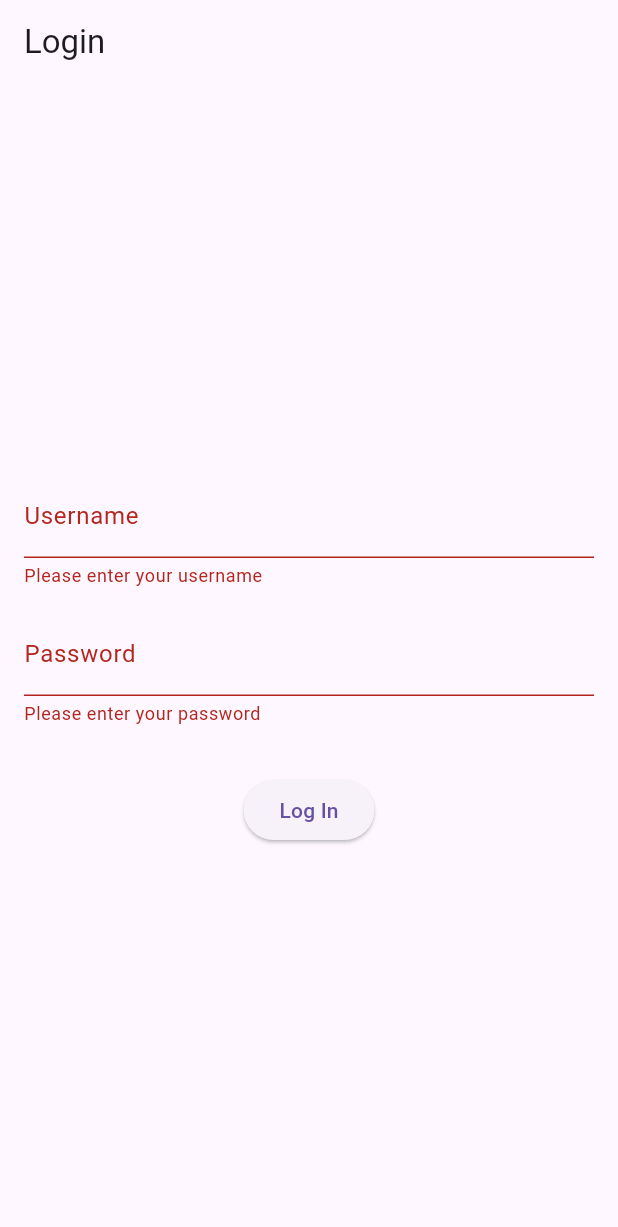
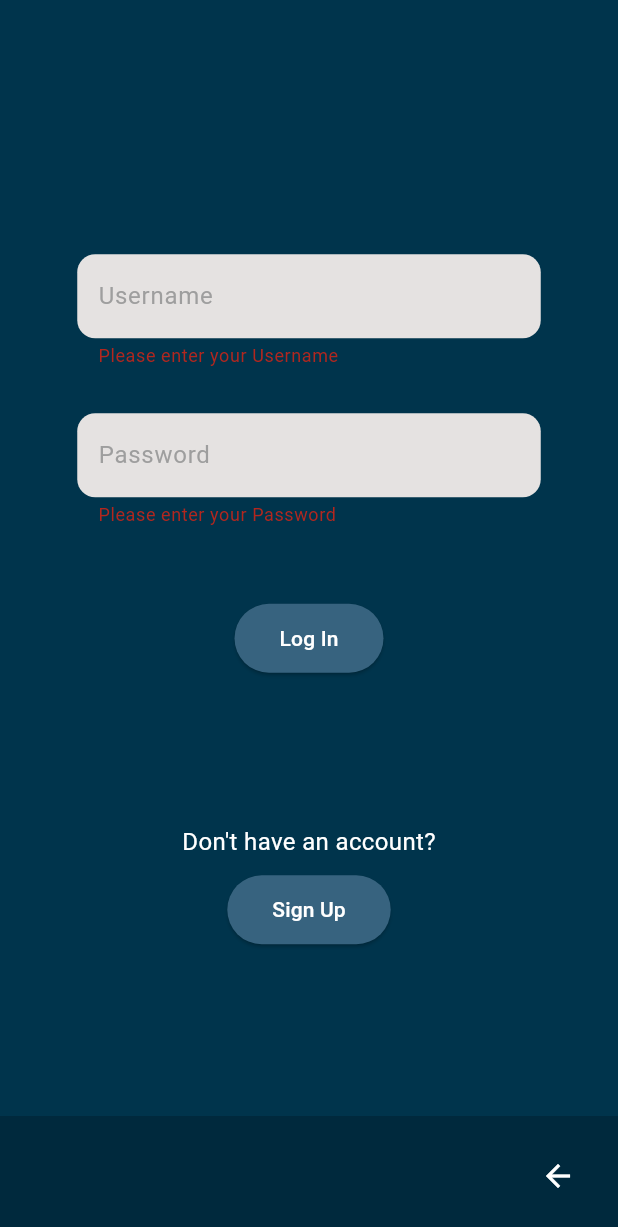
Before and after one commit to Angelosef/hci_app, a Flutter app: the screen it shows after launch, after a tap on "Log In", on a phone screen of 412 x 824 dp. Shown: the top 1227 px of the screen. Run offline on Flutter 3.47's test engine with Material 3 defaults, Android fonts, the phone set to English and light mode, and no system bars; our stand-ins replace dio, logger.

Commit message:
login ui updated

```diff
--- a/frontend/lib/services/settings_service.dart
+++ b/frontend/lib/services/settings_service.dart
@@ -1,4 +1,3 @@
-import 'package:frontend/models/settings.dart';
 import 'api_service.dart';
 import '/models/settings.dart';
 import 'package:logger/logger.dart';
@@ -17,6 +16,7 @@ class SettingsService {
   final ApiService _api = ApiService();
 
   Future<Map<String, dynamic>> update(int userId, bool notificationsEnabled) async {
+
     final response = await _api.put('/settings/update', {
       'user_id': userId,
       'notifications_enabled': notificationsEnabled,
@@ -24,7 +24,8 @@ class SettingsService {
     if (response?.statusCode == 200) {
       logger.i('Successfully updated settings');
       return {'success': true};
-    } else {
+    }
+    else {
       logger.e('Unexpected error during settings update');
       logger.e(response?.data);
       return {'success': false, 'error': 'Unknown error'};
@@ -34,18 +35,16 @@ class SettingsService {
   Future<Map<String, dynamic>> getSettingsRaw(int userId) async {
     final response = await _api.get('/settings/get_settings?user_id=$userId');
 
-    if (response?.statusCode == 200) {
+    if(response?.statusCode == 200) {
       logger.d('Successfully got settings');
-      Settings settings = Settings.fromJson(response?.data);
-      logger.i(settings);
-      return {'success': true, 'data': settings};
-    } else {
+      logger.i(response?.data);
+      return {'success': true, 'data': response?.data};
+    }
+    else {
       logger.e('Unexpected error during settings retrieval');
       return {'success': false, 'error': 'Unknown error'};
     }
   }
-<<<<<<< HEAD
-=======
 
   Future<Settings> getSettings(int userId) async {
     final response = await getSettingsRaw(userId);
@@ -63,6 +62,4 @@ class SettingsService {
 
 
   }
-
->>>>>>> origin/main
 }
--- a/frontend/lib/ui/screens/login.dart
+++ b/frontend/lib/ui/screens/login.dart
@@ -2,9 +2,9 @@ import 'package:flutter/material.dart';
 import 'package:provider/provider.dart';
 import 'package:frontend/providers/user_provider.dart';
 import 'package:frontend/services/auth_service.dart';
+import 'package:frontend/widgets/custom_input_field.dart'; // Import the custom input field
 import 'package:logger/logger.dart';
 
-// Login Screen
 class LoginScreen extends StatelessWidget {
   final Logger logger = Logger(level: Level.debug);
   final _formKey = GlobalKey<FormState>();
@@ -17,42 +17,49 @@ class LoginScreen extends StatelessWidget {
 
     return Scaffold(
       appBar: AppBar(
-        title: Text("Login"),
+        backgroundColor: const Color(0xFF00344C), // App bar background color
       ),
-      body: Padding(
+      body: Container(
+        color: const Color(0xFF00344C), // Page background color
         padding: const EdgeInsets.all(16.0),
         child: Form(
           key: _formKey,
           child: Column(
             mainAxisAlignment: MainAxisAlignment.center,
             children: [
-              // Username Input
-              TextFormField(
-                controller: _usernameController,
-                decoration: InputDecoration(labelText: "Username"),
-                validator: (value) {
-                  if (value == null || value.isEmpty) {
-                    return "Please enter your username";
-                  }
-                  return null;
-                },
+              // Centered Username Input using CustomInputField with width constraint
+              Center(
+                child: Container(
+                  width: MediaQuery.of(context).size.width * 0.75, // 75% of screen width
+                  child: CustomInputField(
+                    hintText: "Username",
+                    controller: _usernameController,
+                  ),
+                ),
               ),
-              const SizedBox(height: 16),
-              // Password Input
-              TextFormField(
-                controller: _passwordController,
-                decoration: InputDecoration(labelText: "Password"),
-                obscureText: true,
-                validator: (value) {
-                  if (value == null || value.isEmpty) {
-                    return "Please enter your password";
-                  }
-                  return null;
-                },
+              const SizedBox(height: 30), // Increased space between fields
+              // Centered Password Input using CustomInputField with width constraint
+              Center(
+                child: Container(
+                  width: MediaQuery.of(context).size.width * 0.75, // 75% of screen width
+                  child: CustomInputField(
+                    hintText: "Password",
+                    isPassword: true,
+                    controller: _passwordController,
+                  ),
+                ),
               ),
-              const SizedBox(height: 32),
+              const SizedBox(height: 50), // Space before the button
               // Login Button
               ElevatedButton(
+                style: ElevatedButton.styleFrom(
+                  backgroundColor: const Color(0xFF37637F), // Match input field color
+                  foregroundColor: Colors.white, // Text color
+                  padding: const EdgeInsets.symmetric(vertical: 13.0, horizontal: 30.0),
+                  shape: RoundedRectangleBorder(
+                    borderRadius: BorderRadius.circular(40.0), // Rounded button
+                  ),
+                ),
                 onPressed: () async {
                   if (_formKey.currentState!.validate()) {
                     final username = _usernameController.text;
@@ -66,7 +73,8 @@ class LoginScreen extends StatelessWidget {
                       final user = await authService.login(username, password); // Your login service function
                       logger.d(user.toJson());
                       userProvider.set(user); // Save user state
-                      //Navigator.pushReplacementNamed(context, '/home'); // Navigate to Home
+                      // Navigate to Home
+                      // Navigator.pushReplacementNamed(context, '/home');
                     } catch (error) {
                       ScaffoldMessenger.of(context).showSnackBar(
                         SnackBar(content: Text("Login failed: ${error.toString()}")),
@@ -74,12 +82,52 @@ class LoginScreen extends StatelessWidget {
                     }
                   }
                 },
-                child: Text("Log In"),
+                child: const Text("Log In"),
+              ),
+              const SizedBox(height: 100), // Space before message
+              // Don't have an account message
+              Text(
+                "Don't have an account?",
+                style: const TextStyle(
+                  color: Colors.white, // White color for text
+                  fontSize: 16.0,
+                ),
+              ),
+              const SizedBox(height: 10), // Space before Sign Up button
+              // Sign Up Button
+              ElevatedButton(
+                style: ElevatedButton.styleFrom(
+                  backgroundColor: const Color(0xFF37637F), // Match input field color
+                  foregroundColor: Colors.white, // Text color
+                  padding: const EdgeInsets.symmetric(vertical: 13.0, horizontal: 30.0),
+                  shape: RoundedRectangleBorder(
+                    borderRadius: BorderRadius.circular(40.0), // Rounded button
+                  ),
+                ),
+                onPressed: () {
+                  // Add your sign up action here, such as navigating to the sign up screen
+                  // Navigator.pushNamed(context, '/sign_up'); // Example navigation
+                },
+                child: const Text("Sign Up"),
               ),
             ],
           ),
         ),
       ),
+      bottomNavigationBar: BottomAppBar(
+        color: const Color(0xFF00293D),
+        child: Row(
+          mainAxisAlignment: MainAxisAlignment.end,
+          children: [
+            IconButton(
+              icon: const Icon(Icons.arrow_back, color: Colors.white),
+              onPressed: () {
+                Navigator.pop(context); // Go back action
+              },
+            ),
+          ],
+        ),
+      ),
     );
   }
 }
--- /dev/null
+++ b/frontend/lib/widgets/custom_input_field.dart
@@ -0,0 +1,47 @@
+import 'package:flutter/material.dart';
+
+class CustomInputField extends StatelessWidget {
+  final String hintText; // Placeholder text
+  final bool isPassword;
+  final TextEditingController controller;
+
+  const CustomInputField({
+    Key? key,
+    required this.hintText,
+    this.isPassword = false,
+    required this.controller,
+  }) : super(key: key);
+
+  @override
+  Widget build(BuildContext context) {
+    return TextFormField(
+      controller: controller,
+      decoration: InputDecoration(
+        hintText: hintText,
+        hintStyle: const TextStyle(color: Colors.grey), // Placeholder style
+        filled: true,
+        fillColor: const Color(0xFFE5E2E1), // Background color
+        contentPadding: const EdgeInsets.symmetric(vertical: 16.0, horizontal: 10.0), // Padding inside the field
+        border: OutlineInputBorder(
+          borderRadius: BorderRadius.circular(12.0), // Rounded corners
+          borderSide: BorderSide.none, // No border
+        ),
+        enabledBorder: OutlineInputBorder(
+          borderRadius: BorderRadius.circular(12.0),
+          borderSide: BorderSide.none,
+        ),
+        focusedBorder: OutlineInputBorder(
+          borderRadius: BorderRadius.circular(12.0),
+          borderSide: BorderSide(color: Colors.blue), // Optional border when focused
+        ),
+      ),
+      obscureText: isPassword,
+      validator: (value) {
+        if (value == null || value.isEmpty) {
+          return "Please enter your $hintText";
+        }
+        return null;
+      },
+    );
+  }
+}
```
